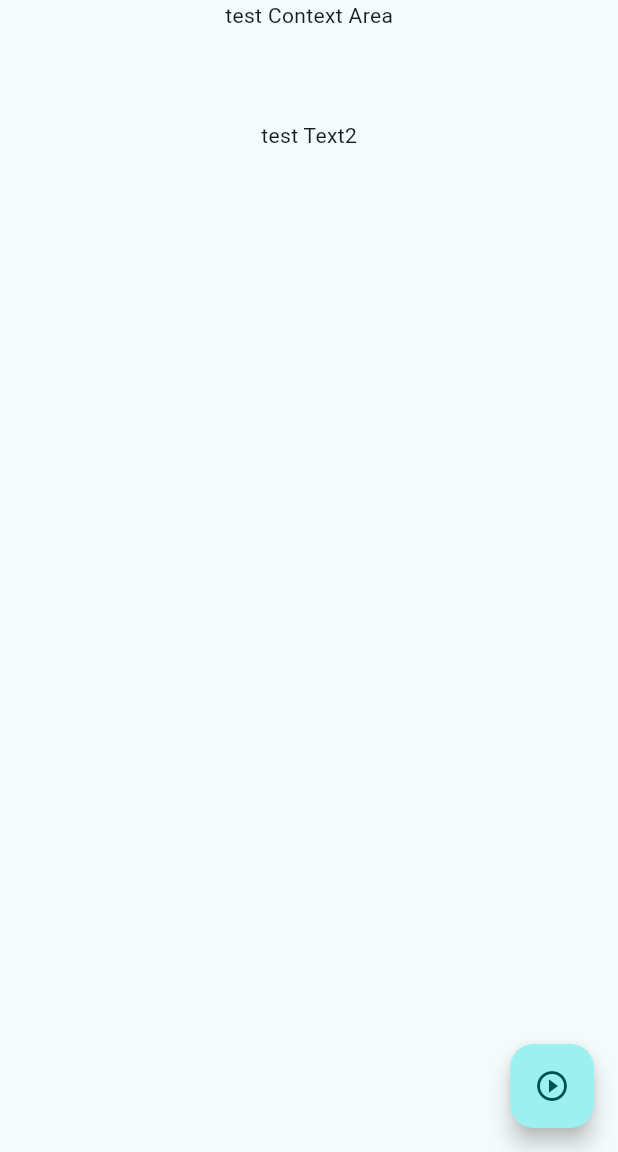
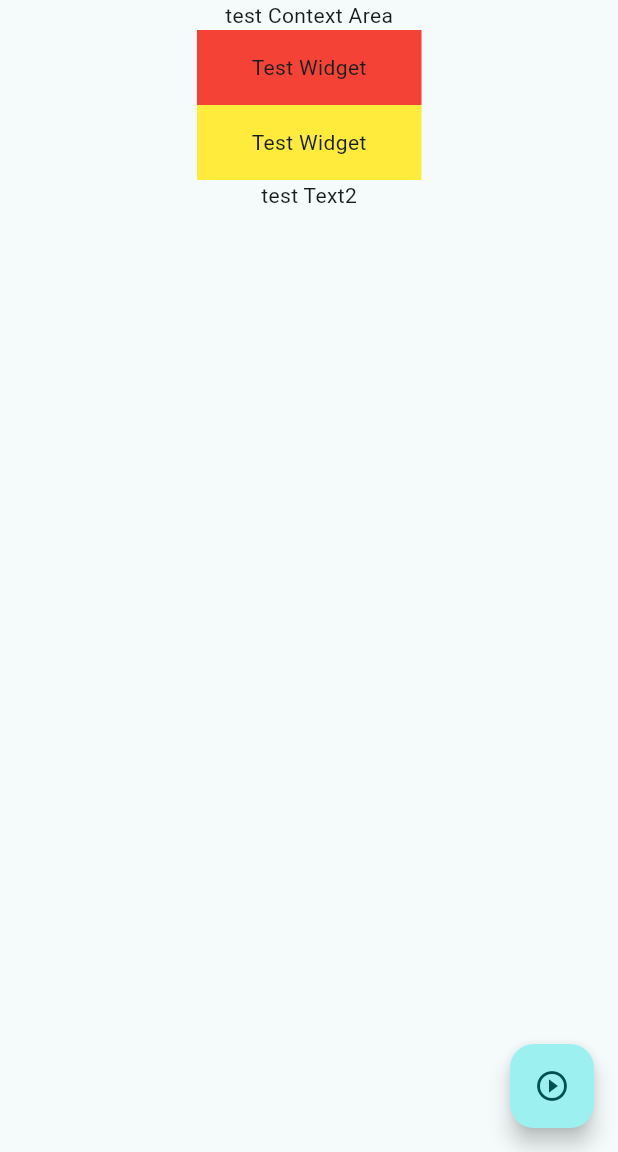
Before and after one commit to hamhoney/animated_grow, a Flutter app: the screen it shows after launch, after a tap on the "play circle outline" icon, on a phone screen of 412 x 824 dp, the part 84-1236 px from its top. Run offline on Flutter 3.47's test engine with Material 3 defaults, Android fonts, the phone set to English and light mode, and no system bars.

Commit message:
AnimatedGrow moving test commit

```diff
--- a/example/lib/main.dart
+++ b/example/lib/main.dart
@@ -49,18 +49,20 @@ class _MyHomePageState extends State<MyHomePage> {
           child: Column(
             children: [
               Text('test Context Area'),
-              GrowOut(
+              GrowIn(
                 controller: (gc) => controller = gc,
                 direction: GrowDirection.bottomToTop,
+                delay: Duration(seconds:3),
                 collapsed: false,
                 duration: const Duration(seconds: 1),
                 reverseDuration: const Duration(milliseconds: 250),
-                child: Container(
-                  color: Colors.red,
-                  width: 150.0,
-                  height: 60.0,
-                  child: Center(child: Text('What is name?')),
-                ),
+                from: -20,
+                child: ColorBox(color: Colors.red),
+              ),
+              GrowIn(
+                direction: GrowDirection.leftToRight,
+                collapsed: false,
+                child: ColorBox(color: Colors.yellow),
               ),
               Text('test Text2')
             ],
@@ -69,14 +71,33 @@ class _MyHomePageState extends State<MyHomePage> {
       ),
       floatingActionButton: FloatingActionButton(
         onPressed: () {
+          print('animation status:${controller!.status}');
+          controller?.reset();
           if (controller != null && controller!.isCompleted) {
             controller?.reverse();
           } else {
             controller?.forward();
           }
+          print('animation status:${controller!.status}');
         },
         child: const Icon(Icons.play_circle_outline),
       ), // This trailing comma makes auto-formatting nicer for build methods.
     );
   }
 }
+
+class ColorBox extends StatelessWidget {
+  const ColorBox({super.key, required this.color});
+
+  final Color color;
+
+  @override
+  Widget build(BuildContext context) {
+    return Container(
+      color: color,
+      width: 150.0,
+      height: 50.0,
+      child: Center(child: Text('Test Widget')),
+    );
+  }
+}
--- a/lib/src/animated_grow_base.dart
+++ b/lib/src/animated_grow_base.dart
@@ -9,11 +9,14 @@ abstract class AnimatedGrowBase extends StatelessWidget {
     super.key,
     this.controller,
     required this.isGrowIn,
+    this.autoStart = true,
+    this.delay = Duration.zero,
     this.curve = Curves.easeInOut,
-    this.duration = const Duration(milliseconds: 700),
+    this.duration = const Duration(milliseconds: 850),
     this.reverseDuration,
     required this.direction,
     this.collapsed = true,
+    this.from = 0.0,
     required this.child,
   });
 
@@ -23,15 +26,27 @@ abstract class AnimatedGrowBase extends StatelessWidget {
 
   final bool isGrowIn;
 
+  /// Default, [GrowDirection.leftToRight]
+  ///
+  final GrowDirection direction;
+
+  /// Animate autoStart control
+  ///
+  /// default value is true
+  final bool autoStart;
+
+  /// delayed for [autoStart]
+  ///
+  /// [delay] begins only once at the widget building.
+  ///
+  /// default value is [Duration.zero]
+  final Duration delay;
+
   final Curve curve;
 
   final Duration duration;
 
   final Duration? reverseDuration;
-
-  /// Default, [GrowDirection.leftToRight]
-  ///
-  final GrowDirection direction;
 
   /// The widget is collapsed but still taking up space in the layout.
   ///
@@ -43,6 +58,10 @@ abstract class AnimatedGrowBase extends StatelessWidget {
   /// default value is true
   final bool collapsed;
 
+  /// measure detail begin position.
+  ///
+  final double from;
+
   final Widget child;
 
   @override
@@ -50,11 +69,14 @@ abstract class AnimatedGrowBase extends StatelessWidget {
     final AnimatedGrowData data = AnimatedGrowData(
       controller: controller,
       isGrowIn: isGrowIn,
+      isAutoStart: autoStart,
+      delay: delay,
       curve: curve,
       duration: duration,
       reverseDuration: reverseDuration ?? duration,
       direction: direction,
       isCollapsed: collapsed,
+      from: from,
       child: child,
     );
 
--- a/lib/src/animated_grow_controller.dart
+++ b/lib/src/animated_grow_controller.dart
@@ -14,11 +14,14 @@ class GrowIn extends AnimatedGrowBase {
   const GrowIn({
     super.key,
     super.controller,
-    super.curve,
+    required super.direction,
+    super.autoStart,
+    super.delay,
     super.duration,
     super.reverseDuration,
-    required super.direction,
+    super.curve,
     super.collapsed,
+    super.from,
     required super.child,
   }) : super(isGrowIn: true);
 }
@@ -27,11 +30,14 @@ class GrowOut extends AnimatedGrowBase {
   const GrowOut({
     super.key,
     super.controller,
-    super.curve,
+    required super.direction,
+    super.autoStart,
+    super.delay,
     super.duration,
     super.reverseDuration,
-    required super.direction,
+    super.curve,
     super.collapsed,
+    super.from,
     required super.child,
   }) : super(isGrowIn: false);
 }
--- a/lib/src/animated_grow_data.dart
+++ b/lib/src/animated_grow_data.dart
@@ -6,11 +6,14 @@ class AnimatedGrowData {
   AnimatedGrowData({
     required this.controller,
     required this.isGrowIn,
+    required this.isAutoStart,
+    required this.delay,
     required this.curve,
     required this.duration,
     required this.reverseDuration,
     required this.direction,
     required this.isCollapsed,
+    required this.from,
     required this.child,
   }) {
     isHorizontal =
@@ -20,6 +23,10 @@ class AnimatedGrowData {
 
   late bool isHorizontal;
   bool isGrowIn;
+  bool isAutoStart;
+  Duration delay;
+
+  double from;
 
   final Function(AnimationController gc)? controller;
   Curve curve;
--- a/lib/src/animated_grow_implement.dart
+++ b/lib/src/animated_grow_implement.dart
@@ -17,6 +17,7 @@ class AnimatedGrowImpl extends StatefulWidget {
 class _AnimatedGrowHorizontalState extends State<AnimatedGrowImpl>
     with SingleTickerProviderStateMixin {
   late final AlignmentDirectional alignment;
+  @Deprecated('Not used')
   late final double axisAlignment = 0.0;
 
   late final AnimationController controller;
@@ -46,7 +47,7 @@ class _AnimatedGrowHorizontalState extends State<AnimatedGrowImpl>
                   widget.data.direction == GrowDirection.leftToRight ? -1 : 1;
               // GrowIn
               sizeAnimation = Tween<double>(
-                begin: growDirect * renderWidth,
+                begin: growDirect * renderWidth + widget.data.from,
                 end: 0.0,
               ).animate(
                 CurvedAnimation(parent: controller, curve: widget.data.curve),
@@ -56,7 +57,7 @@ class _AnimatedGrowHorizontalState extends State<AnimatedGrowImpl>
                   widget.data.direction == GrowDirection.leftToRight ? 1 : -1;
               // GrowOut
               sizeAnimation = Tween<double>(
-                begin: 0.0,
+                begin: widget.data.from,
                 end: growDirect * renderWidth,
               ).animate(
                 CurvedAnimation(parent: controller, curve: widget.data.curve),
@@ -69,7 +70,7 @@ class _AnimatedGrowHorizontalState extends State<AnimatedGrowImpl>
               final int growDirection =
                   widget.data.direction == GrowDirection.bottomToTop ? 1 : -1;
               sizeAnimation = Tween<double>(
-                begin: growDirection * renderHeight,
+                begin: growDirection * renderHeight + widget.data.from,
                 end: 0.0,
               ).animate(
                 CurvedAnimation(parent: controller, curve: widget.data.curve),
@@ -79,12 +80,20 @@ class _AnimatedGrowHorizontalState extends State<AnimatedGrowImpl>
               final int growDirection =
                   widget.data.direction == GrowDirection.bottomToTop ? -1 : 1;
               sizeAnimation = Tween<double>(
-                begin: 0.0,
+                begin: widget.data.from,
                 end: growDirection * renderHeight,
               ).animate(
                 CurvedAnimation(parent: controller, curve: widget.data.curve),
               );
             }
+          }
+        });
+      }
+
+      if (widget.data.isAutoStart) {
+        Future.delayed(widget.data.delay, () {
+          if (controller.isDismissed) {
+            controller.forward();
           }
         });
       }
```
